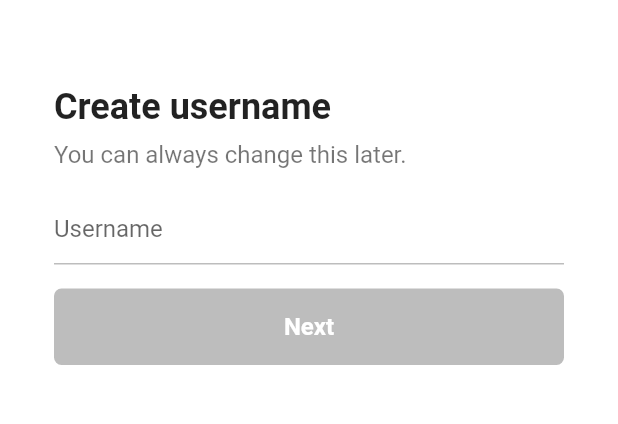
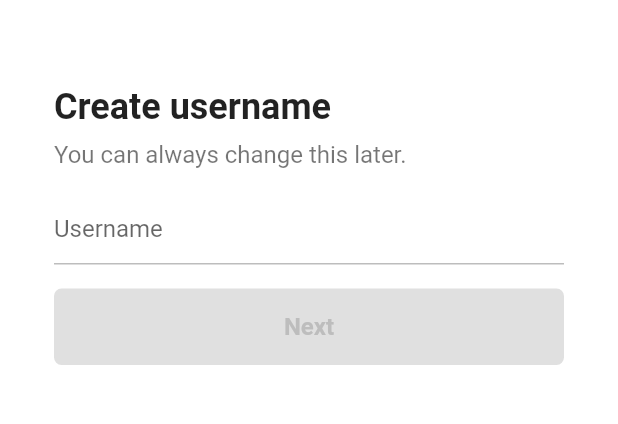
Before and after one commit to Insuk-Seo/Flutter-Tiktok, a Flutter app: the UsernameScreen screen opened directly, on a phone screen of 412 x 824 dp, the part 58-482 px from its top. Run offline on Flutter 3.47's test engine with Material 2 defaults, Android fonts, the phone set to English and light mode, and no system bars; our stand-ins replace font_awesome_flutter.

Commit message:
4.5 FormButton

```diff
--- a/lib/features/authentication/username_screen.dart
+++ b/lib/features/authentication/username_screen.dart
@@ -1,6 +1,8 @@
 import 'package:flutter/material.dart';
 import 'package:flutter_tiktok/constants/gaps.dart';
 import 'package:flutter_tiktok/constants/sizes.dart';
+import 'package:flutter_tiktok/features/authentication/email_screen.dart';
+import 'package:flutter_tiktok/features/authentication/widgets/form_button.dart';
 
 class UsernameScreen extends StatefulWidget {
   const UsernameScreen({super.key});
@@ -22,6 +24,21 @@ class _UsernameScreenState extends State<UsernameScreen> {
         _username = _usernameController.text;
       });
     });
+  }
+
+  @override
+  void dispose() {
+    _usernameController.dispose();
+    super.dispose();
+  }
+
+  void _onNextTap() {
+    if (_username.isEmpty) return;
+    Navigator.of(context).push(
+      MaterialPageRoute(
+        builder: (context) => const EmailScreen(),
+      ),
+    );
   }
 
   @override
@@ -75,30 +92,10 @@ class _UsernameScreenState extends State<UsernameScreen> {
               ),
             ),
             Gaps.v16,
-            FractionallySizedBox(
-              widthFactor: 1,
-              child: AnimatedContainer(
-                duration: const Duration(milliseconds: 500),
-                padding: const EdgeInsets.symmetric(
-                  vertical: Sizes.size16,
-                ),
-                decoration: BoxDecoration(
-                  color: _username.isEmpty
-                      ? Colors.grey.shade400
-                      : Theme.of(context).primaryColor,
-                  borderRadius: BorderRadius.circular(Sizes.size5),
-                ),
-                child: const Text(
-                  "Next",
-                  textAlign: TextAlign.center,
-                  style: TextStyle(
-                    color: Colors.white,
-                    fontSize: Sizes.size16,
-                    fontWeight: FontWeight.w600,
-                  ),
-                ),
-              ),
-            )
+            GestureDetector(
+              onTap: _onNextTap,
+              child: FormButton(disabled: _username.isEmpty),
+            ),
           ],
         ),
       ),
--- /dev/null
+++ b/lib/features/authentication/widgets/form_button.dart
@@ -0,0 +1,41 @@
+import 'package:flutter/material.dart';
+import 'package:flutter_tiktok/constants/sizes.dart';
+
+class FormButton extends StatelessWidget {
+  const FormButton({
+    super.key,
+    required this.disabled,
+  });
+
+  final bool disabled;
+
+  @override
+  Widget build(BuildContext context) {
+    return FractionallySizedBox(
+      widthFactor: 1,
+      child: AnimatedContainer(
+        duration: const Duration(milliseconds: 500),
+        padding: const EdgeInsets.symmetric(
+          vertical: Sizes.size16,
+        ),
+        decoration: BoxDecoration(
+          color:
+              disabled ? Colors.grey.shade300 : Theme.of(context).primaryColor,
+          borderRadius: BorderRadius.circular(Sizes.size5),
+        ),
+        child: AnimatedDefaultTextStyle(
+          duration: const Duration(milliseconds: 500),
+          style: TextStyle(
+            color: disabled ? Colors.grey.shade400 : Colors.white,
+            fontSize: Sizes.size16,
+            fontWeight: FontWeight.w600,
+          ),
+          child: const Text(
+            "Next",
+            textAlign: TextAlign.center,
+          ),
+        ),
+      ),
+    );
+  }
+}
```
Also changed, not shown: lib/features/authentication/email_screen.dart (added, +83 -0 lines).
